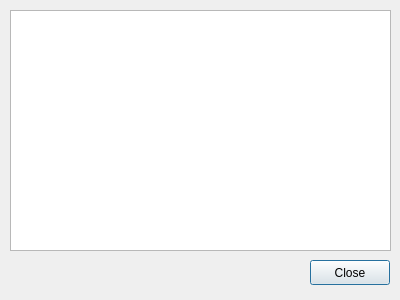
Above: chopin-lab/informations.ui from obook/I-like-Chopin before the change. Below: the same form after it.
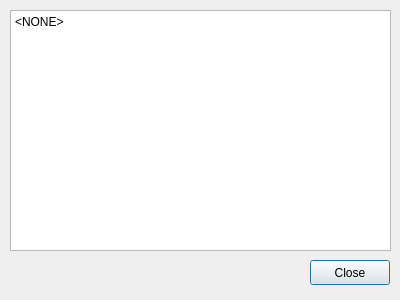
That is the form after the change.

```diff
--- a/chopin-lab/informations.ui
+++ b/chopin-lab/informations.ui
@@ -38,6 +38,16 @@
    <property name="readOnly">
     <bool>true</bool>
    </property>
+   <property name="html">
+    <string>&lt;!DOCTYPE HTML PUBLIC &quot;-//W3C//DTD HTML 4.0//EN&quot; &quot;http://www.w3.org/TR/REC-html40/strict.dtd&quot;&gt;
+&lt;html&gt;&lt;head&gt;&lt;meta name=&quot;qrichtext&quot; content=&quot;1&quot; /&gt;&lt;meta charset=&quot;utf-8&quot; /&gt;&lt;style type=&quot;text/css&quot;&gt;
+p, li { white-space: pre-wrap; }
+hr { height: 1px; border-width: 0; }
+li.unchecked::marker { content: &quot;\2610&quot;; }
+li.checked::marker { content: &quot;\2612&quot;; }
+&lt;/style&gt;&lt;/head&gt;&lt;body style=&quot; font-family:'Sans Serif'; font-size:9pt; font-weight:400; font-style:normal;&quot;&gt;
+&lt;p style=&quot; margin-top:0px; margin-bottom:0px; margin-left:0px; margin-right:0px; -qt-block-indent:0; text-indent:0px;&quot;&gt;&amp;lt;NONE&amp;gt;&lt;/p&gt;&lt;/body&gt;&lt;/html&gt;</string>
+   </property>
   </widget>
  </widget>
  <resources/>
```
